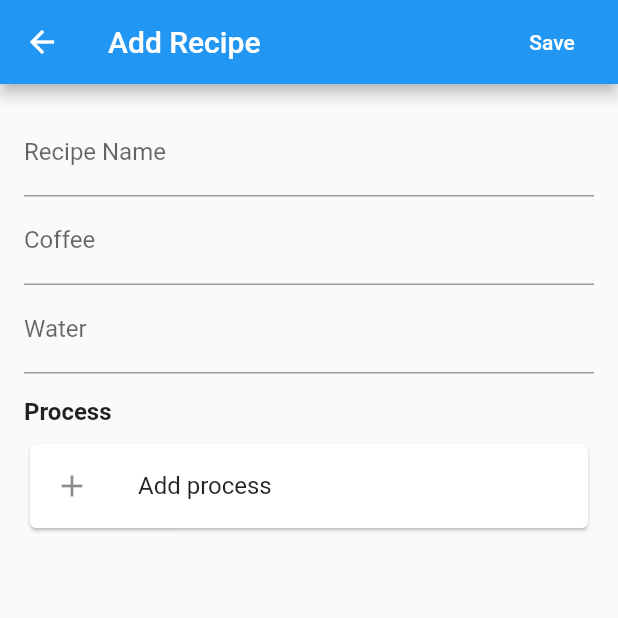
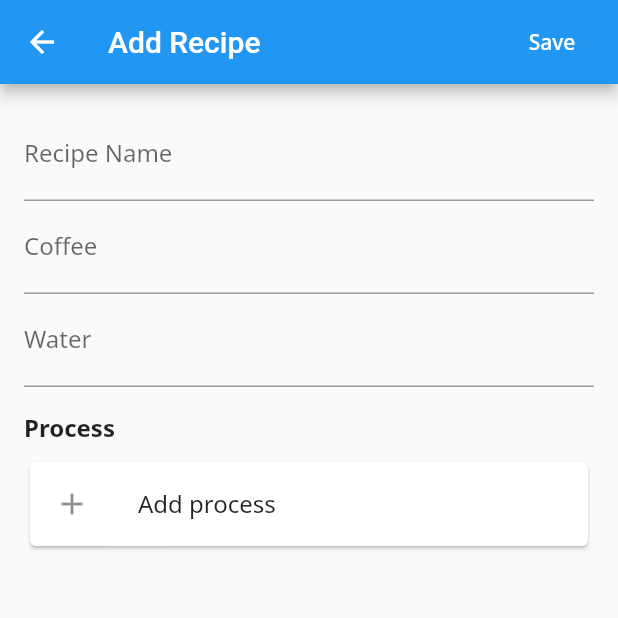
Before and after one commit to akinov/dripper, a Flutter app: the screen it shows after launch, after a tap on the "add" icon, on a phone screen of 412 x 824 dp, the top half of it. Run offline on Flutter 3.47's test engine with Material 2 defaults, Android fonts, the phone set to English and light mode, and no system bars; our stand-ins replace google_fonts, sqflite; accounts and stored records are empty.

Commit message:
Add GoogleFont

```diff
--- a/lib/main.dart
+++ b/lib/main.dart
@@ -1,4 +1,5 @@
 import 'package:flutter/material.dart';
+import 'package:google_fonts/google_fonts.dart';
 import 'pages/home.dart';
 
 void main() => runApp(MyApp());
@@ -8,8 +9,10 @@ class MyApp extends StatelessWidget {
   Widget build(BuildContext context) {
     return MaterialApp(
       title: 'Flutter Demo',
-      theme: ThemeData(),
       home: HomePage(),
+      theme: ThemeData(
+          textTheme:
+              GoogleFonts.notoSansTextTheme(Theme.of(context).textTheme)),
     );
   }
 }
--- a/pubspec.yaml
+++ b/pubspec.yaml
@@ -26,6 +26,7 @@ dependencies:
   shared_preferences: any
   sqflite:
   path:
+  google_fonts:
 
 dev_dependencies:
   flutter_test:
```
Also changed, not shown: pubspec.lock, 1 other file.
